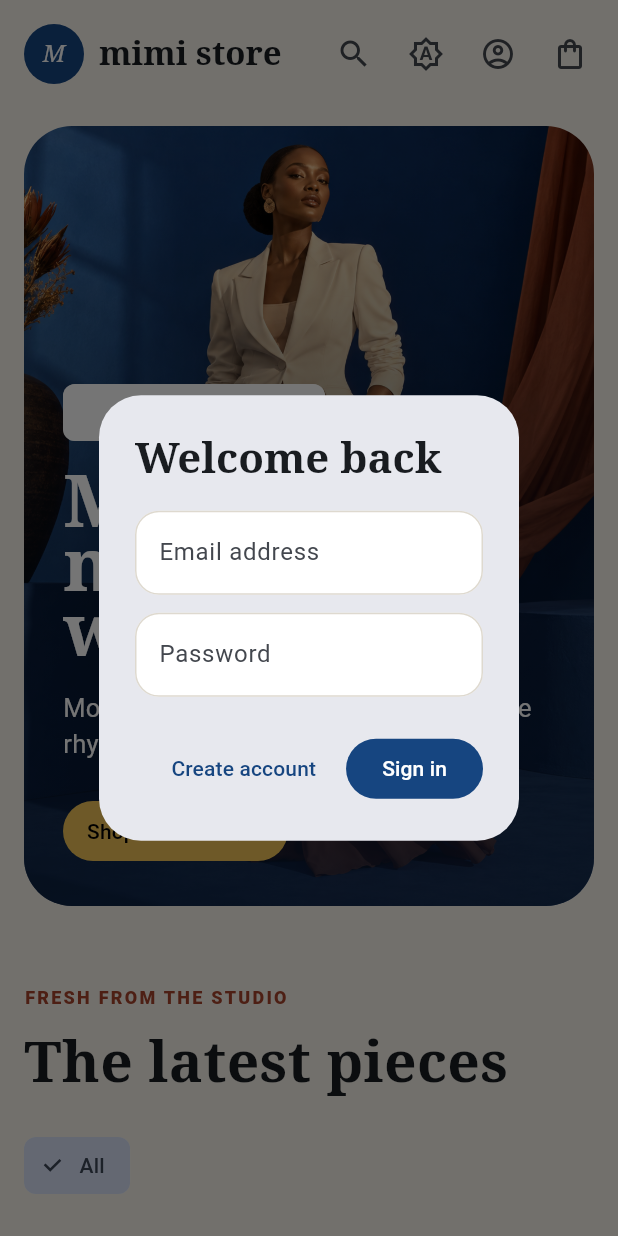
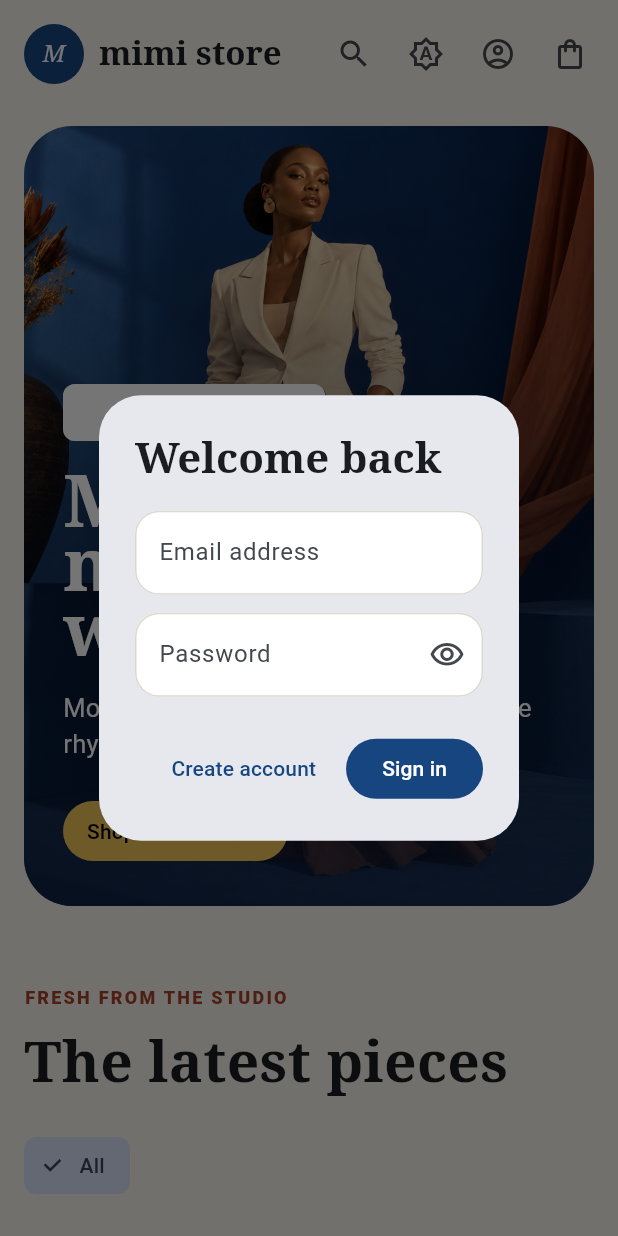
Before and after one commit to dushimeemma/mimi_store, a Flutter app: the screen it shows after launch, after a tap on the "account circle" icon, on a phone screen of 412 x 824 dp. Run offline on Flutter 3.47's test engine with Material 3 defaults, Android fonts, the phone set to English and light mode, and no system bars; our stand-ins replace flutter_secure_storage, geolocator, image_picker, intl_phone_field, shared_preferences; network calls fail.

Commit message:
feat: add password visibility toggle

```diff
--- a/lib/screens/storefront_screen.dart
+++ b/lib/screens/storefront_screen.dart
@@ -209,6 +209,7 @@ class _AuthDialogState extends State<_AuthDialog> {
       password = TextEditingController();
   String phone = '';
   bool register = false;
+  bool passwordVisible = false;
   @override
   void dispose() {
     name.dispose();
@@ -252,9 +253,28 @@ class _AuthDialogState extends State<_AuthDialog> {
               const SizedBox(height: 12),
               TextField(
                 controller: password,
-                obscureText: true,
-                autofillHints: const [AutofillHints.password],
-                decoration: const InputDecoration(labelText: 'Password'),
+                obscureText: !passwordVisible,
+                autofillHints: [
+                  register
+                      ? AutofillHints.newPassword
+                      : AutofillHints.password,
+                ],
+                decoration: InputDecoration(
+                  labelText: 'Password',
+                  suffixIcon: IconButton(
+                    tooltip: passwordVisible
+                        ? 'Hide password'
+                        : 'Show password',
+                    onPressed: () => setState(
+                      () => passwordVisible = !passwordVisible,
+                    ),
+                    icon: Icon(
+                      passwordVisible
+                          ? Icons.visibility_off_outlined
+                          : Icons.visibility_outlined,
+                    ),
+                  ),
+                ),
               ),
               if (register) ...[
                 const SizedBox(height: 12),
@@ -280,7 +300,10 @@ class _AuthDialogState extends State<_AuthDialog> {
       TextButton(
         onPressed: widget.auth.busy
             ? null
-            : () => setState(() => register = !register),
+            : () => setState(() {
+                register = !register;
+                passwordVisible = false;
+              }),
         child: Text(register ? 'I already have an account' : 'Create account'),
       ),
       FilledButton(
```
